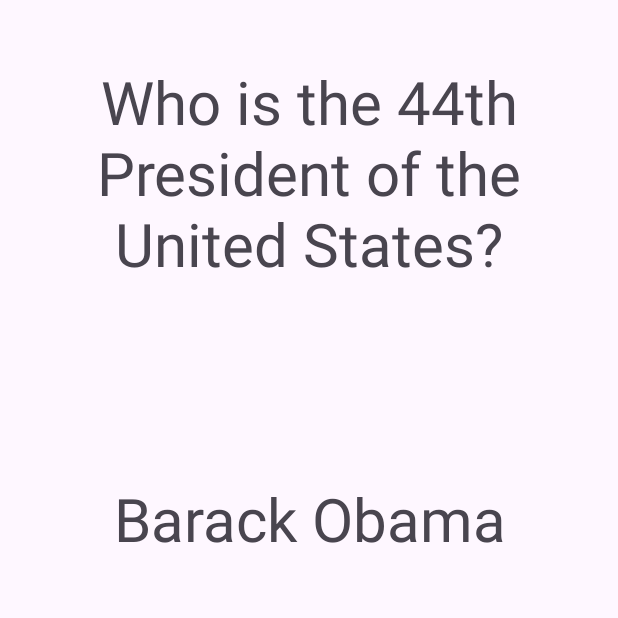
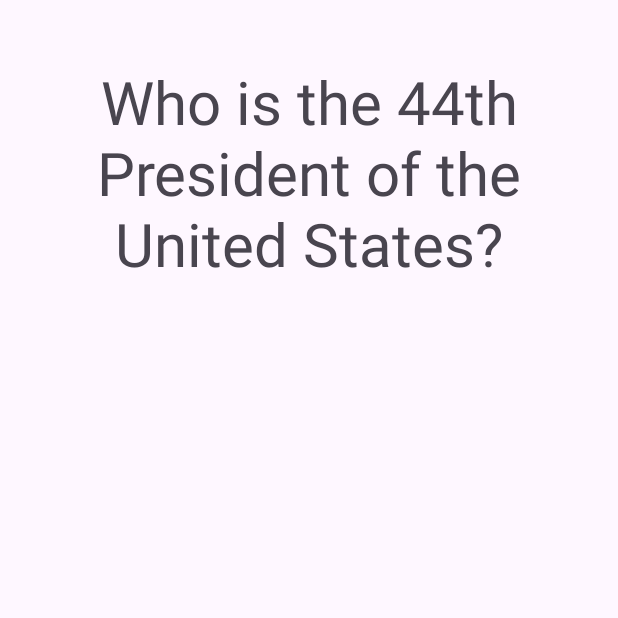
Before and after one commit to BeliMackendy/FlashcardApp, an Android app: the screen it shows after launch (MainActivity), on a phone screen of 412 x 824 dp, the top half of it. Run offline under Robolectric (Android 15) with nearby library versions, the phone set to English and light mode, and no system bars.

Commit message:
Build in logic to show the answer side when the card is tapped

```diff
--- a/app/src/main/java/com/example/flashcardapp/MainActivity.kt
+++ b/app/src/main/java/com/example/flashcardapp/MainActivity.kt
@@ -2,10 +2,17 @@ package com.example.flashcardapp
 
 import androidx.appcompat.app.AppCompatActivity
 import android.os.Bundle
+import android.view.View
+import android.widget.TextView
 
 class MainActivity : AppCompatActivity() {
     override fun onCreate(savedInstanceState: Bundle?) {
         super.onCreate(savedInstanceState)
         setContentView(R.layout.activity_main)
+
+        findViewById<TextView>(R.id.flashcard_question).setOnClickListener(View.OnClickListener {
+            findViewById<TextView>(R.id.flashcard_question).visibility = View.INVISIBLE
+            findViewById<TextView>(R.id.flashcard_answer).visibility = View.VISIBLE
+        })
     }
 }
--- a/app/src/main/res/layout/activity_main.xml
+++ b/app/src/main/res/layout/activity_main.xml
@@ -18,12 +18,15 @@
     <TextView
         android:id="@+id/flashcard_answer"
         android:layout_width="match_parent"
-        android:layout_below="@id/flashcard_question"
         android:layout_height="200dp"
+        android:layout_marginStart="15dp"
+        android:layout_marginTop="15dp"
+        android:layout_marginEnd="15dp"
+        android:layout_marginBottom="15dp"
         android:gravity="center"
-        android:layout_margin="15dp"
+        android:text="Barack Obama"
         android:textSize="40sp"
-        android:text="Barack Obama" />
+        android:visibility="invisible" />
 
 
 </RelativeLayout>
```
